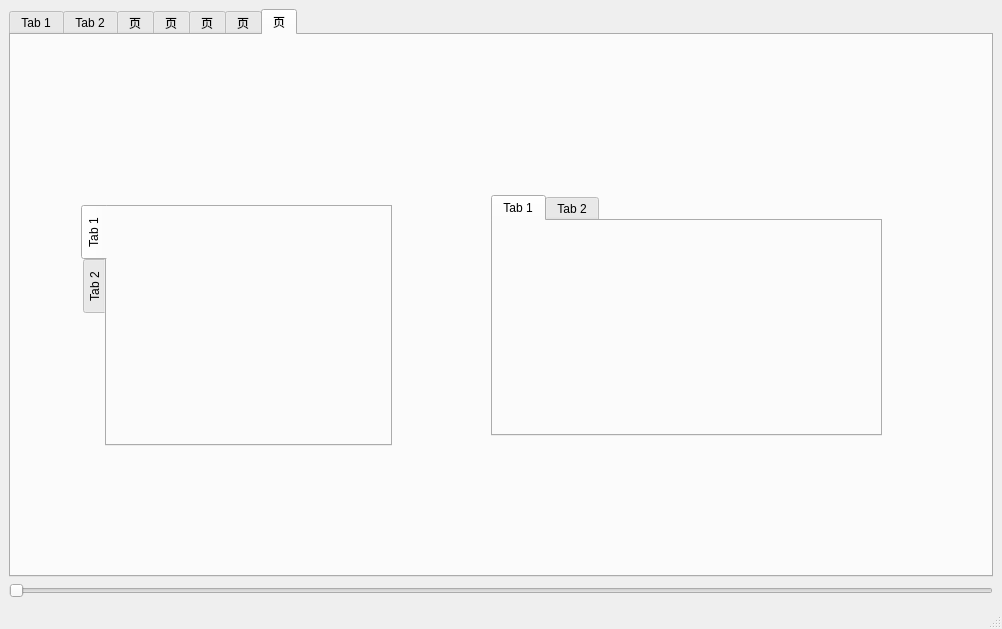
Above: examples/exquisite/mainwindow.ui from AbelTian/LibQQt before the change. Below: the same form after it.
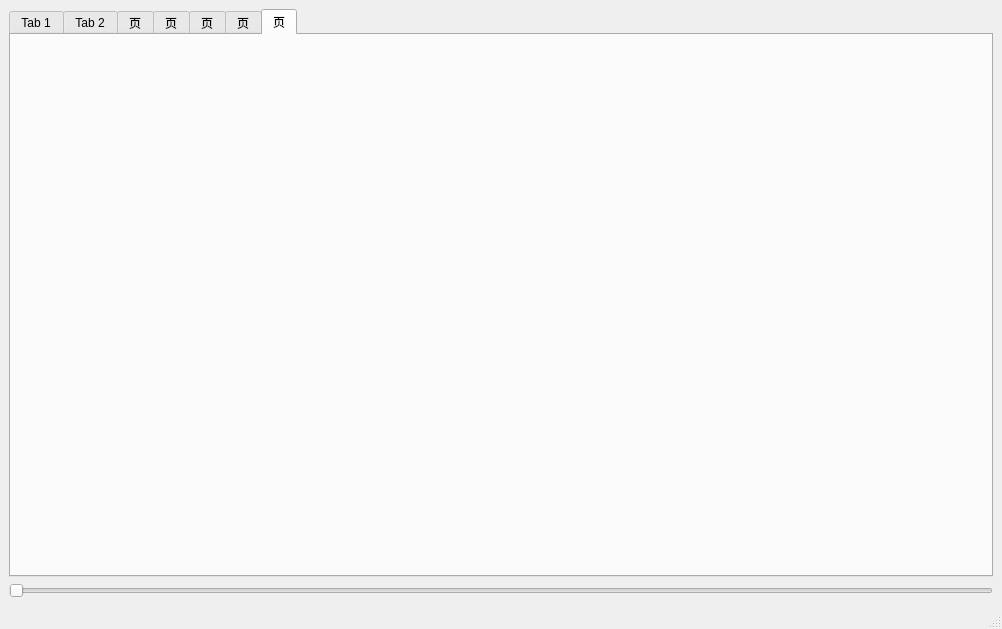
That is the form after the change. The open tabs and pages were chosen to show the change. Custom widgets are drawn as their Qt base class.

Commit message: update qqttabbar add a horizontal text effect

Patch:
```diff
--- a/examples/exquisite/mainwindow.ui
+++ b/examples/exquisite/mainwindow.ui
@@ -128,59 +128,6 @@
          </rect>
         </property>
        </widget>
-       <widget class="QQtSlideEffectTabWidget" name="tb0">
-        <property name="geometry">
-         <rect>
-          <x>70</x>
-          <y>170</y>
-          <width>311</width>
-          <height>241</height>
-         </rect>
-        </property>
-        <property name="tabPosition">
-         <enum>QTabWidget::West</enum>
-        </property>
-        <widget class="QWidget" name="tab_7">
-         <attribute name="title">
-          <string>Tab 1</string>
-         </attribute>
-        </widget>
-        <widget class="QWidget" name="tab_8">
-         <attribute name="title">
-          <string>Tab 2</string>
-         </attribute>
-        </widget>
-       </widget>
-       <widget class="QTabWidget" name="tb1">
-        <property name="geometry">
-         <rect>
-          <x>480</x>
-          <y>160</y>
-          <width>391</width>
-          <height>241</height>
-         </rect>
-        </property>
-        <widget class="QWidget" name="tab_9">
-         <attribute name="title">
-          <string>Tab 1</string>
-         </attribute>
-        </widget>
-        <widget class="QWidget" name="tab_10">
-         <attribute name="title">
-          <string>Tab 2</string>
-         </attribute>
-        </widget>
-       </widget>
-       <widget class="QQtSlideEffectTabBar" name="w77" native="true">
-        <property name="geometry">
-         <rect>
-          <x>220</x>
-          <y>90</y>
-          <width>471</width>
-          <height>31</height>
-         </rect>
-        </property>
-       </widget>
       </widget>
      </widget>
     </item>
@@ -224,18 +171,6 @@
    <header location="global">qqtprogressbar.h</header>
    <container>1</container>
   </customwidget>
-  <customwidget>
-   <class>QQtSlideEffectTabBar</class>
-   <extends>QWidget</extends>
-   <header>qqtslideeffecttabbar.h</header>
-   <container>1</container>
-  </customwidget>
-  <customwidget>
-   <class>QQtSlideEffectTabWidget</class>
-   <extends>QTabWidget</extends>
-   <header location="global">qqtslideeffecttabwidget.h</header>
-   <container>1</container>
-  </customwidget>
  </customwidgets>
  <resources/>
  <connections/>
```
Left out of the diff: 4 changed lines with no effect on the pictures. The commit also changes 32 other files.
